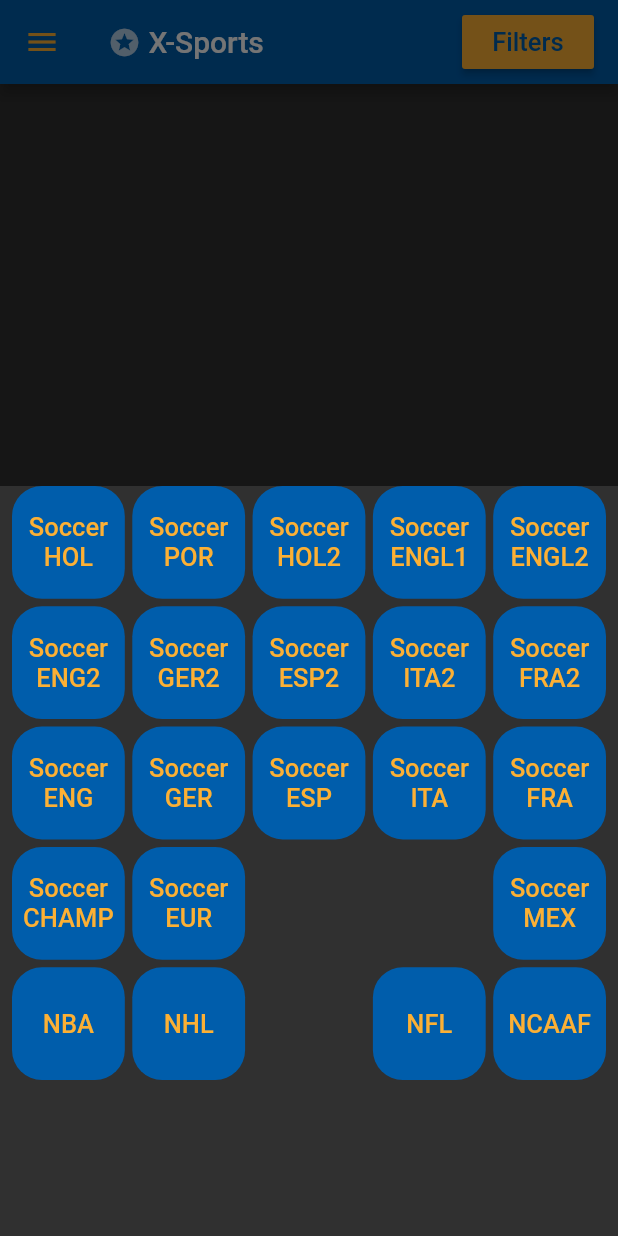
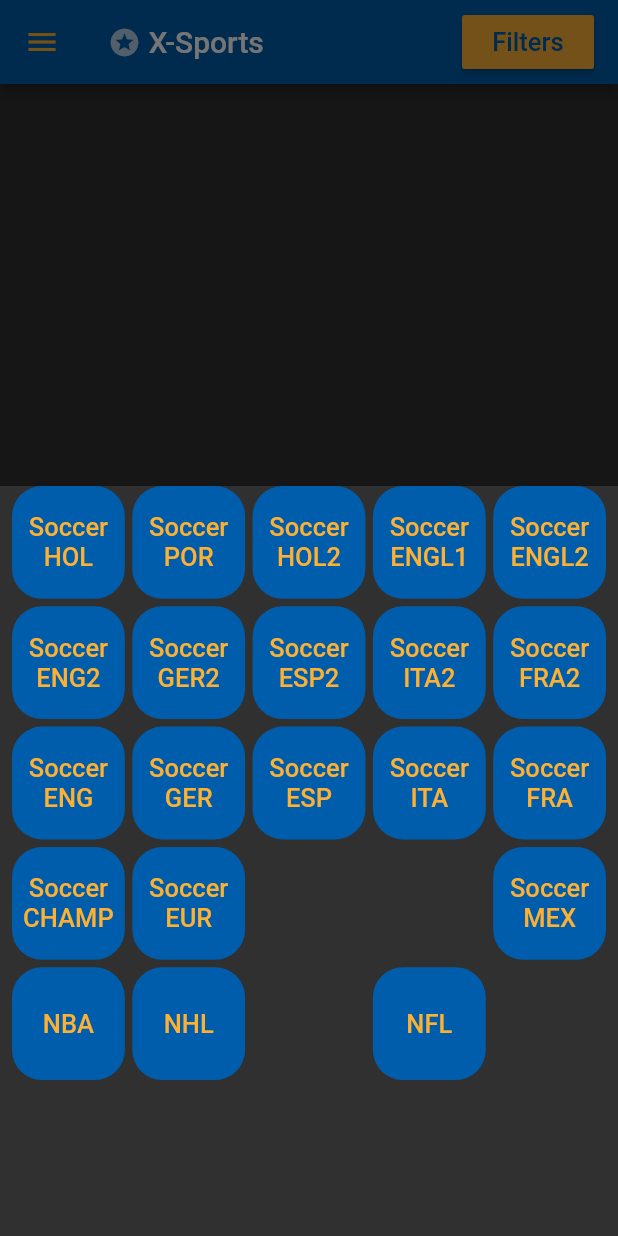
Before and after one commit to carlosvzz/sportsList, a Flutter app: the screen it shows after launch, item 3 of the bottom bar chosen, on a phone screen of 412 x 824 dp. Run offline on Flutter 3.47's test engine with Material 2 defaults, Android fonts, the phone set to English and light mode, and no system bars; drawn by our look-alikes of overlay_support; our stand-ins replace sentry, sqflite; missing offline and left inert: queries; accounts and stored records are empty.

Commit message:
Ajuste en url de sportsfeed y esconder NCAAF

```diff
--- a/lib/providers/game_model.dart
+++ b/lib/providers/game_model.dart
@@ -321,7 +321,7 @@ class GameModel with ChangeNotifier {
           '${keys.SportsFeedUrl}/$idSport/$season/daily_game_schedule.json?fordate=' +
               formatDate(dateAux, [yyyy, mm, dd]);
 
-      //print(miUrl);
+      print(miUrl);
       http.Response response =
           await http.get(miUrl, headers: {'Authorization': _basicAuth});
 
--- a/lib/screens/my_modalbottom.dart
+++ b/lib/screens/my_modalbottom.dart
@@ -41,7 +41,8 @@ class MyModalBottom extends StatelessWidget {
     //new CustomMenu('MLB', CustomIcons.baseball),
     new CustomMenu('', CustomIcons.baseball),
     new CustomMenu('NFL', CustomIcons.football),
-    new CustomMenu('NCAAF', CustomIcons.football),
+    //new CustomMenu('NCAAF', CustomIcons.football),
+    new CustomMenu('', CustomIcons.baseball),
   ];
 
   @override
```
Also changed, not shown: 1 other file.
